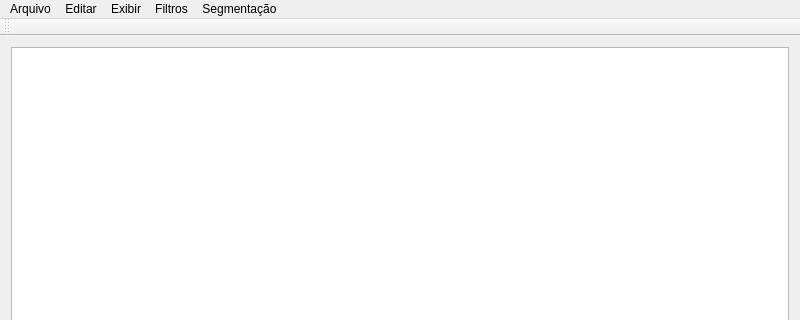
Old version of the form mainwindow.ui in the repository tuanir/pdiQT; both pictures show x 0 to 800 and y 0 to 320 of the 800 by 600 pixel window.
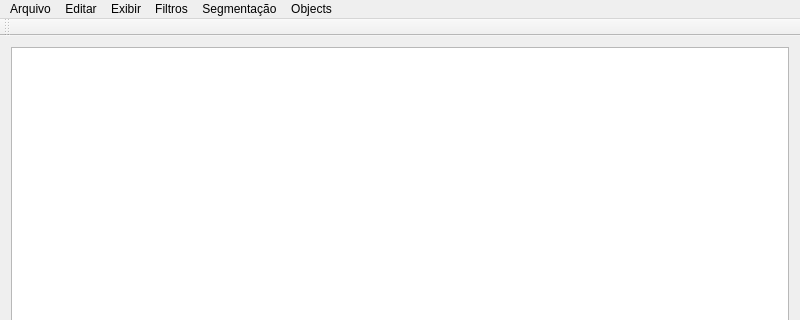
New version of the form.

Patch:
```diff
--- a/mainwindow.ui
+++ b/mainwindow.ui
@@ -83,11 +83,18 @@
     <addaction name="actionDesfazer"/>
     <addaction name="actionRefazer"/>
    </widget>
+   <widget class="QMenu" name="menuBolhas">
+    <property name="title">
+     <string>Objects</string>
+    </property>
+    <addaction name="actionDetect_Circles"/>
+   </widget>
    <addaction name="menuFile"/>
    <addaction name="menuEditar"/>
    <addaction name="menuExibir"/>
    <addaction name="menuFiltros"/>
    <addaction name="menuSegmenta_o"/>
+   <addaction name="menuBolhas"/>
   </widget>
   <widget class="QToolBar" name="mainToolBar">
    <attribute name="toolBarArea">
```
Left out of the diff: 5 changed lines with no effect on the pictures.
